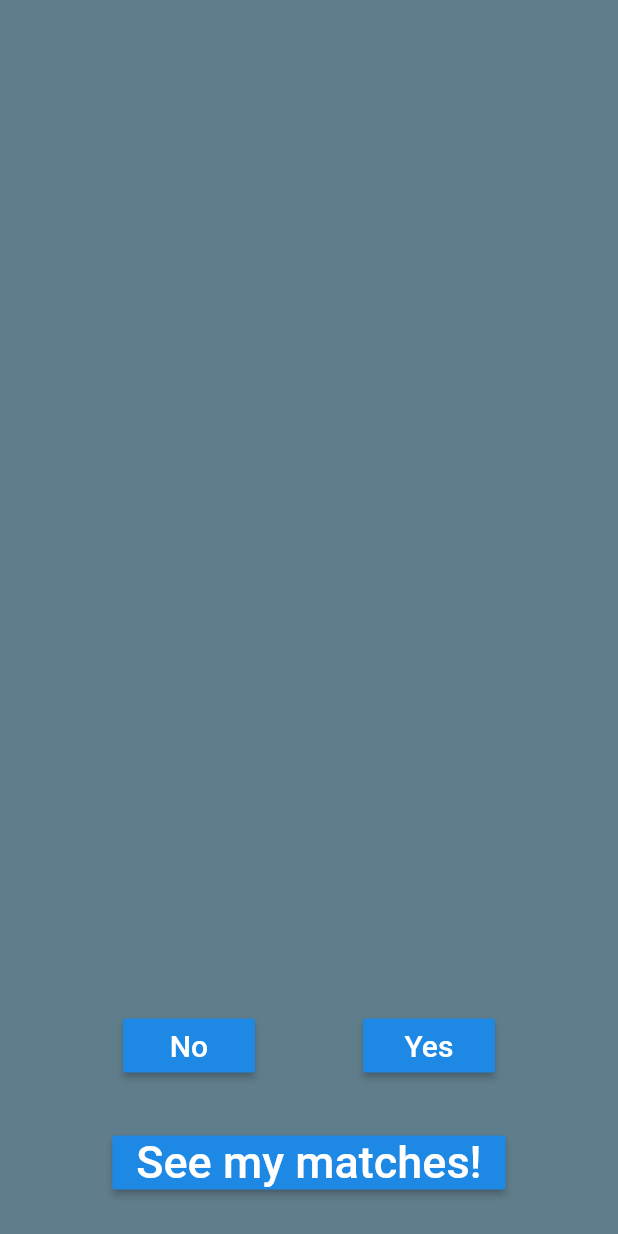
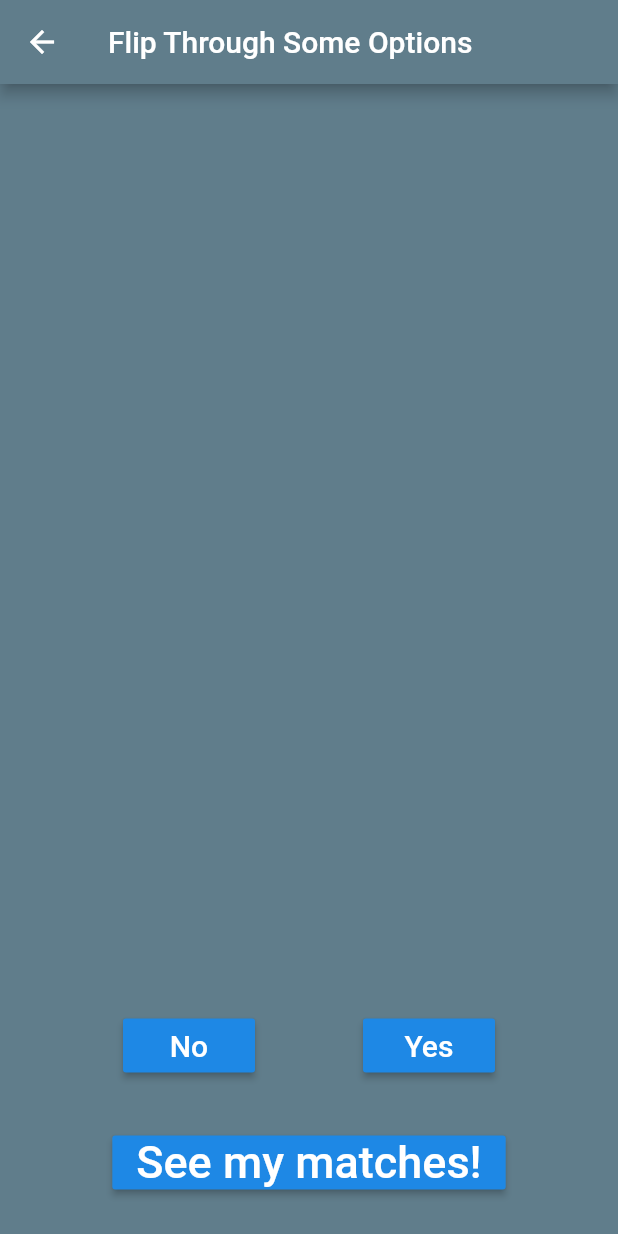
Before and after one commit to HarrisonScarfone/Recommendations-App, a Flutter app: the CardScreen screen opened directly with empty values, on a phone screen of 412 x 824 dp. Run offline on Flutter 3.47's test engine with Material 2 defaults, Android fonts, the phone set to English and light mode, and no system bars.

Commit message:
update ReadMe

```diff
--- a/lib/screens/card_screen.dart
+++ b/lib/screens/card_screen.dart
@@ -43,6 +43,9 @@ class _CardScreenState extends State<CardScreen> {
   Widget build(BuildContext context) {
     return Scaffold(
       backgroundColor: Theme.of(context).primaryColor,
+      appBar: AppBar(
+        title: Text('Flip Through Some Options'),
+      ),
       body: Column(
         children: <Widget>[
           Flexible(
@@ -134,7 +137,7 @@ class _CardScreenState extends State<CardScreen> {
                 borderRadius: BorderRadius.circular(10),
               ),
               child: Container(
-                height: 500,
+                height: 300,
                 width: 300,
                 child: Text(
                   cards[x].title,
```
Also changed, not shown: 1 other file.
